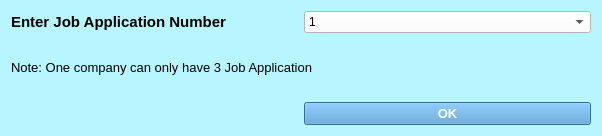
The window that jobnumber.ui (santabou/JobMatch) describes before a commit, drawn with Qt 5.
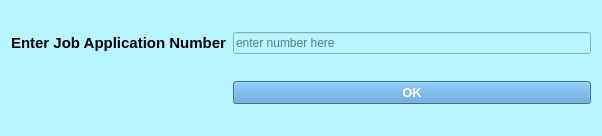
The same window after the commit.

What changed in the file:
```diff
--- a/jobnumber.ui
+++ b/jobnumber.ui
@@ -18,23 +18,12 @@
 </string>
   </property>
   <layout class="QGridLayout" name="gridLayout">
-   <item row="1" column="0" colspan="2">
-    <widget class="QLabel" name="label_2">
-     <property name="font">
-      <font>
-       <pointsize>10</pointsize>
-      </font>
-     </property>
-     <property name="text">
-      <string>Note: One company can only have 3 Job Application</string>
-     </property>
-    </widget>
-   </item>
-   <item row="2" column="1">
+   <item row="1" column="1">
     <widget class="QPushButton" name="ok">
      <property name="font">
       <font>
        <pointsize>10</pointsize>
+       <weight>75</weight>
        <bold>true</bold>
       </font>
      </property>
@@ -52,6 +41,7 @@
      <property name="font">
       <font>
        <pointsize>11</pointsize>
+       <weight>75</weight>
        <bold>true</bold>
       </font>
      </property>
@@ -61,31 +51,10 @@
     </widget>
    </item>
    <item row="0" column="1">
-    <widget class="QComboBox" name="comboBox">
-     <property name="font">
-      <font>
-       <pointsize>9</pointsize>
-       <bold>false</bold>
-      </font>
+    <widget class="QLineEdit" name="comboBox">
+     <property name="placeholderText">
+      <string>enter number here</string>
      </property>
-     <property name="styleSheet">
-      <string notr="true">background-color: rgb(255, 255, 255);</string>
-     </property>
-     <item>
-      <property name="text">
-       <string>1</string>
-      </property>
-     </item>
-     <item>
-      <property name="text">
-       <string>2</string>
-      </property>
-     </item>
-     <item>
-      <property name="text">
-       <string>3</string>
-      </property>
-     </item>
     </widget>
    </item>
   </layout>
```
